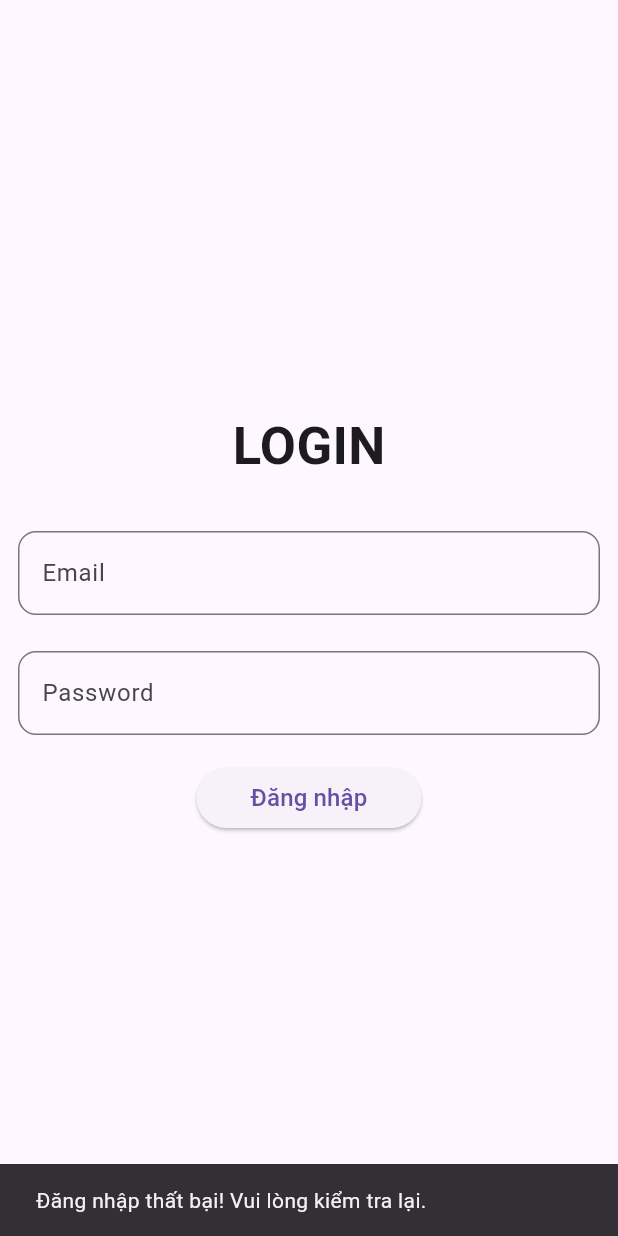
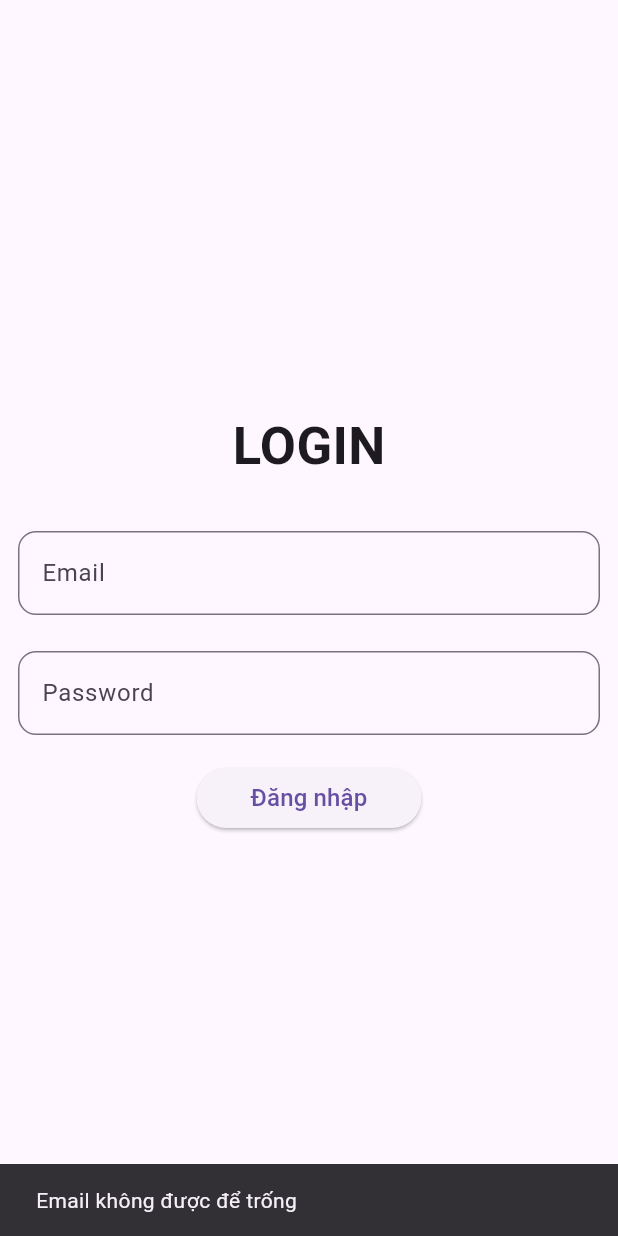
Before and after one commit to haikente/mvvm_review_code, a Flutter app: the screen it shows after launch, after a tap on "Đăng nhập", on a phone screen of 412 x 824 dp. Run offline on Flutter 3.47's test engine with Material 3 defaults, Android fonts, the phone set to English and light mode, and no system bars; our stand-ins replace firebase_auth, firebase_core; accounts and stored records are empty.

Commit message:
update_code

```diff
--- a/lib/services/auth_services.dart
+++ b/lib/services/auth_services.dart
@@ -13,7 +13,6 @@ class AuthServices {
         email: email,
         password: password,
       );
-      // Lấy thông tin người dùng từ Firebase
       User? user = userCredential.user;
       if (user != null) {
         return UserModel(
@@ -23,10 +22,15 @@ class AuthServices {
           password: password,
         );
       }
+      return null;
+    } on FirebaseAuthException catch (e) {
+      // không nuốt lỗi — chuyển tiếp để ViewModel có thể hiển thị thông báo chính xác
+      print('Đăng nhập thất bại: ${e.code} ${e.message}');
+      rethrow;
     } catch (e) {
       print('Đăng nhập thất bại: $e');
+      rethrow;
     }
-    return null;
   }
 
 
--- a/lib/view/login_view.dart
+++ b/lib/view/login_view.dart
@@ -1,3 +1,4 @@
+import 'package:firebase_auth/firebase_auth.dart';
 import 'package:flutter/material.dart';
 import 'package:mvvm_review/view/home_view.dart';
 import 'package:mvvm_review/viewmodels/login_viewmodel.dart';
@@ -59,15 +60,23 @@ class LoginView extends StatelessWidget {
                   child: ElevatedButton(
                       onPressed: () async{
                         final success = await viewModel.login();
-                        if(success){
-
-                          Navigator.pushReplacement(
-                            context, MaterialPageRoute(builder: (context) => const HomeView()));
-
-                        } else {
-                          // ignore: use_build_context_synchronously
+                        try {
+                          final user = FirebaseAuth.instance.currentUser;
+                          if (success && user != null) {
+                            Navigator.pushReplacement(
+                              context,
+                              MaterialPageRoute(
+                                builder: (context) => const HomeView(),
+                              ),
+                            );
+                          }else {
+                            ScaffoldMessenger.of(context).showSnackBar(
+                              SnackBar(content: Text(viewModel.errorMessage ?? 'Đăng nhập thất bại! Vui lòng kiểm tra lại.')),
+                            );
+                          }
+                        } catch (e) {
                           ScaffoldMessenger.of(context).showSnackBar(
-                            SnackBar(content: Text('Đăng nhập thất bại! Vui lòng kiểm tra lại.')),
+                            SnackBar(content: Text('Lỗi khi đăng nhập: ${e.toString()}')),
                           );
                         }
                       },
--- a/lib/viewmodels/login_viewmodel.dart
+++ b/lib/viewmodels/login_viewmodel.dart
@@ -1,3 +1,4 @@
+import 'package:firebase_auth/firebase_auth.dart';
 import 'package:flutter/material.dart';
 import 'package:mvvm_review/repositories/auth_repositories.dart';
 import 'package:mvvm_review/utils/validators.dart';
@@ -8,13 +9,13 @@ import 'package:mvvm_review/view/home_view.dart';
 class LoginViewmodel extends ChangeNotifier {
 
 
-  final AuthRepositories _authRepositories = AuthRepositories();
+  final AuthRepositories _authRepositories;
   String _email = '';
   String _password = '';
   bool _isLoading = false;
   String? _errorMessage;
 
-  LoginViewmodel(AuthRepositories read);
+  LoginViewmodel(this._authRepositories);
 
   String get email => _email;
   String get password => _password;
@@ -62,11 +63,22 @@ class LoginViewmodel extends ChangeNotifier {
     notifyListeners();
 
     try {
-      await _authRepositories.login(_email, _password);
+      // nhận kết quả trả về từ repository
+      final user = await _authRepositories.login(_email, _password);
+
+      // nếu repository trả về null => đăng nhập thất bại
+      if (user == null) {
+        _errorMessage = 'Email hoặc mật khẩu không đúng.';
+        return false;
+      }
+
       _errorMessage = null;
       return true;
+    } on FirebaseAuthException catch (e) {
+      _errorMessage = e.message ?? 'Đăng nhập thất bại.';
+      return false;
     } catch (e) {
-      _errorMessage = 'Đăng nhập thất bại: $e';
+      _errorMessage = 'Đăng nhập thất bại: ${e.toString()}';
       return false;
     } finally {
       _isLoading = false;
```
